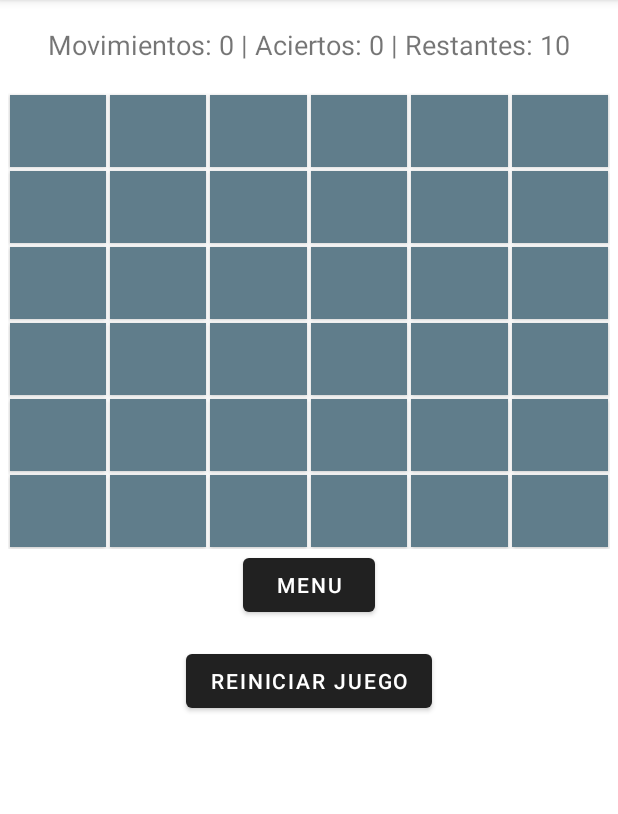
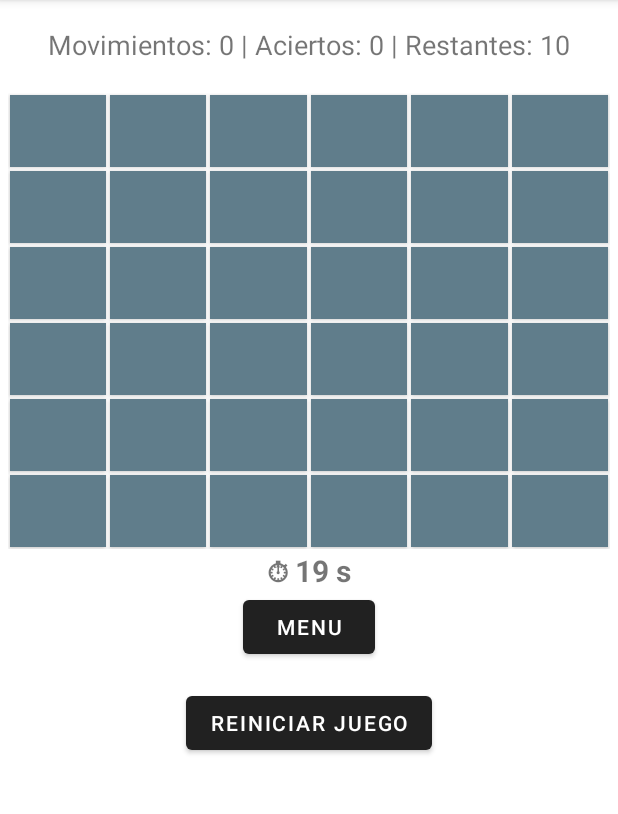
Before and after one commit to javierorleans/batallaNavalKotlin, an Android app: the MainActivity screen opened directly, with no data from a screen before it, on a phone screen of 412 x 824 dp, the part 84-898 px from its top. Run offline under Robolectric (Android 15) with nearby library versions, the phone set to English and light mode, and no system bars.

Commit message:
inicio de tercera entrega

```diff
--- a/app/src/main/java/com/example/batallanaval/InicioActivity.kt
+++ b/app/src/main/java/com/example/batallanaval/InicioActivity.kt
@@ -6,6 +6,7 @@ import android.widget.Button
 import android.widget.EditText
 import android.widget.Spinner
 import android.widget.TextView
+import android.widget.Toast
 import androidx.activity.enableEdgeToEdge
 import androidx.appcompat.app.AppCompatActivity
 import androidx.core.view.ViewCompat
@@ -24,6 +25,8 @@ class InicioActivity : AppCompatActivity() {
         val nombreInput = findViewById<EditText>(R.id.input_usuario)
         val spinner = findViewById<Spinner>(R.id.spinner_tablero)
 
+
+
         btn_ingresar.setOnClickListener {
             val nombreUsuario = nombreInput.text.toString().trim()
 
@@ -33,6 +36,7 @@ class InicioActivity : AppCompatActivity() {
             }
 
             val opcionSeleccionada = spinner.selectedItem.toString()
+
 
             val i = Intent(this, MainActivity::class.java)
             i.putExtra("nombre_usuario", nombreUsuario)
--- a/app/src/main/java/com/example/batallanaval/MainActivity.kt
+++ b/app/src/main/java/com/example/batallanaval/MainActivity.kt
@@ -1,10 +1,12 @@
 package com.example.batallanaval
 
+import android.app.AlertDialog
 import android.content.Intent
 import android.os.Bundle
 import androidx.appcompat.app.AppCompatActivity
 import android.graphics.Color
 import android.graphics.drawable.ColorDrawable
+import android.os.CountDownTimer
 import android.widget.Button
 import android.widget.GridLayout
 import android.widget.TextView
@@ -30,6 +32,10 @@ class MainActivity : AppCompatActivity() {
     private var columnas: Int = 6
     private var totalCeldas: Int = 36
 
+    //Variables para crear el temporizador
+    private lateinit var countDownTimer: CountDownTimer
+    private var tiempoRestante: Long = 0
+
 
     override fun onCreate(savedInstanceState: Bundle?) {
         super.onCreate(savedInstanceState)
@@ -49,6 +55,8 @@ class MainActivity : AppCompatActivity() {
 
         // obtiene la opcion elegida en el spinner
         val tamañoTablero = intent.getStringExtra("tamaño_tablero") ?: "6x6"
+        tiempoRestante = obtenerDuracionTimer(tamañoTablero)
+        iniciarTemporizador()
 
         // vinculamos variables con elementos del xml
         EstadisticasLayout = findViewById(R.id.Estadisticas)
@@ -250,4 +258,47 @@ class MainActivity : AppCompatActivity() {
 
         popup.show()
     }
+
+    private fun obtenerDuracionTimer(tamanio: String): Long {
+        return when (tamanio) {
+            "6x6" -> 20_000L // 20 segundos
+            "8x8" -> 25_000L // 25 segundos
+            "10x10" -> 30_000L // 30 segundos
+            else -> 20_000L // por defecto
+        }
+    }
+
+    private fun iniciarTemporizador() {
+        countDownTimer = object : CountDownTimer(tiempoRestante, 1000) {
+            override fun onTick(millisUntilFinished: Long) {
+                tiempoRestante = millisUntilFinished
+                actualizarVistaTimer()
+            }
+
+            override fun onFinish() {
+                mostrarDialogoTiempoAgotado()
+            }
+        }.start()
+    }
+
+    private fun actualizarVistaTimer() {
+        val segundos = tiempoRestante / 1000
+        val timerText = findViewById<TextView>(R.id.timer_text)
+        timerText.text = "⏱ $segundos s"
+    }
+
+    private fun mostrarDialogoTiempoAgotado() {
+        AlertDialog.Builder(this)
+            .setTitle("⏳ Tiempo agotado")
+            .setMessage("¡Has perdido la partida!")
+            .setPositiveButton("Jugar nuevamente") { _, _ ->
+                recreate()
+            }
+            .setNegativeButton("Volver al inicio") { _, _ ->
+                finish() // o startActivity(Intent(this, InicioActivity::class.java))
+            }
+            .setCancelable(false)
+            .show()
+    }
+
 }
--- a/app/src/main/res/layout/activity_main.xml
+++ b/app/src/main/res/layout/activity_main.xml
@@ -33,6 +33,15 @@
             android:useDefaultMargins="true"
             />
 
+        <TextView
+            android:id="@+id/timer_text"
+            android:layout_width="wrap_content"
+            android:layout_height="wrap_content"
+            android:layout_gravity="center_horizontal"
+            android:text="00"
+            android:textSize="20sp"
+            android:textStyle="bold"/>
+
         <Button
             android:id="@+id/btnMenu"
             android:layout_width="wrap_content"
```
